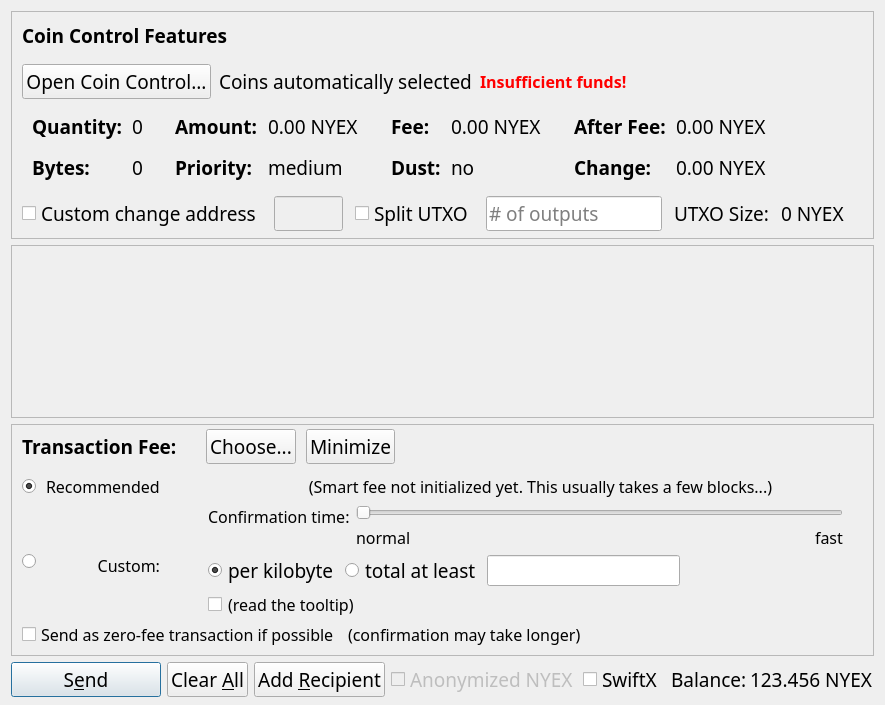
nyerium-core/nyerium, file src/qt/forms/sendcoinsdialog.ui: the form before one commit.
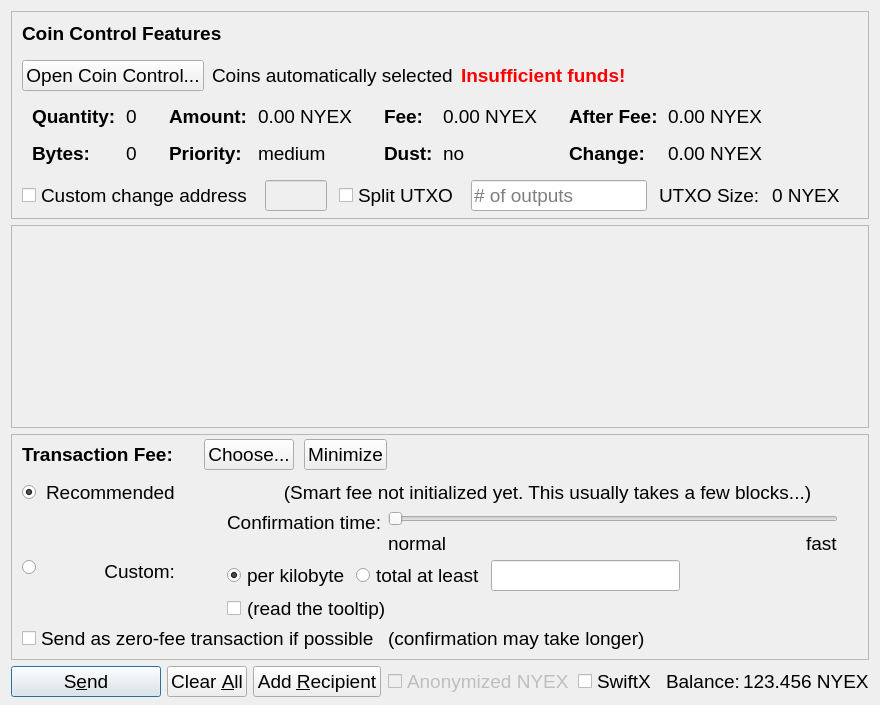
The form after the commit. Icons and pictures are not drawn. Custom widgets are drawn as their Qt base class.

The edit to the form file:
```diff
--- a/src/qt/forms/sendcoinsdialog.ui
+++ b/src/qt/forms/sendcoinsdialog.ui
@@ -12,7 +12,7 @@
   </property>
   <property name="font">
    <font>
-    <family>Ara Hamah 1982</family>
+    
     <pointsize>14</pointsize>
    </font>
   </property>
@@ -85,7 +85,7 @@
             </property>
             <property name="font">
              <font>
-              <family>Ara Hamah 1982</family>
+              
               <pointsize>14</pointsize>
               <weight>75</weight>
               <bold>true</bold>
@@ -136,8 +136,8 @@
            <widget class="QLabel" name="labelCoinControlInsuffFunds">
             <property name="font">
              <font>
-              <family>Ara Hamah 1982</family>
-              <pointsize>12</pointsize>
+              
+              <pointsize>14</pointsize>
               <weight>75</weight>
               <bold>true</bold>
              </font>
@@ -805,7 +805,7 @@
                <widget class="QLabel" name="labelFeeMinimized">
                 <property name="font">
                  <font>
-                  <pointsize>12</pointsize>
+                  <pointsize>14</pointsize>
                  </font>
                 </property>
                 <property name="text">
@@ -934,7 +934,7 @@
                   <widget class="BitcoinAmountField" name="customFee">
                    <property name="font">
                     <font>
-                     <pointsize>12</pointsize>
+                     <pointsize>14</pointsize>
                     </font>
                    </property>
                   </widget>
@@ -973,7 +973,7 @@
                    </property>
                    <property name="font">
                     <font>
-                     <pointsize>12</pointsize>
+                     <pointsize>14</pointsize>
                     </font>
                    </property>
                    <property name="toolTip">
@@ -1081,7 +1081,7 @@
                     <widget class="QLabel" name="labelSmartFee3">
                      <property name="font">
                       <font>
-                       <pointsize>12</pointsize>
+                       <pointsize>14</pointsize>
                       </font>
                      </property>
                      <property name="text">
@@ -1146,7 +1146,7 @@
                       <widget class="QLabel" name="labelSmartFeeNormal">
                        <property name="font">
                         <font>
-                         <pointsize>12</pointsize>
+                         <pointsize>14</pointsize>
                         </font>
                        </property>
                        <property name="text">
@@ -1171,7 +1171,7 @@
                       <widget class="QLabel" name="labelSmartFeeFast">
                        <property name="font">
                         <font>
-                         <pointsize>12</pointsize>
+                         <pointsize>14</pointsize>
                         </font>
                        </property>
                        <property name="text">
@@ -1204,7 +1204,7 @@
               <widget class="QLabel" name="labelSmartFee_2">
                <property name="font">
                 <font>
-                 <pointsize>12</pointsize>
+                 <pointsize>14</pointsize>
                 </font>
                </property>
                <property name="text">
@@ -1229,7 +1229,7 @@
               <widget class="QLabel" name="labelCustomFee">
                <property name="font">
                 <font>
-                 <pointsize>12</pointsize>
+                 <pointsize>14</pointsize>
                 </font>
                </property>
                <property name="text">
@@ -1244,7 +1244,7 @@
               <widget class="QLabel" name="labelSmartFee">
                <property name="font">
                 <font>
-                 <pointsize>12</pointsize>
+                 <pointsize>14</pointsize>
                 </font>
                </property>
                <property name="text">
@@ -1259,7 +1259,7 @@
               <widget class="QLabel" name="labelFeeEstimation">
                <property name="font">
                 <font>
-                 <pointsize>12</pointsize>
+                 <pointsize>14</pointsize>
                 </font>
                </property>
                <property name="text">
@@ -1271,7 +1271,7 @@
               <widget class="QLabel" name="labelSmartFee2">
                <property name="font">
                 <font>
-                 <pointsize>12</pointsize>
+                 <pointsize>14</pointsize>
                 </font>
                </property>
                <property name="text">
@@ -1302,7 +1302,7 @@
               <widget class="QCheckBox" name="checkBoxFreeTx">
                <property name="font">
                 <font>
-                 <pointsize>12</pointsize>
+                 <pointsize>14</pointsize>
                 </font>
                </property>
                <property name="text">
@@ -1314,7 +1314,7 @@
               <widget class="QLabel" name="labelFreeTx">
                <property name="font">
                 <font>
-                 <pointsize>12</pointsize>
+                 <pointsize>14</pointsize>
                 </font>
                </property>
                <property name="text">
```
